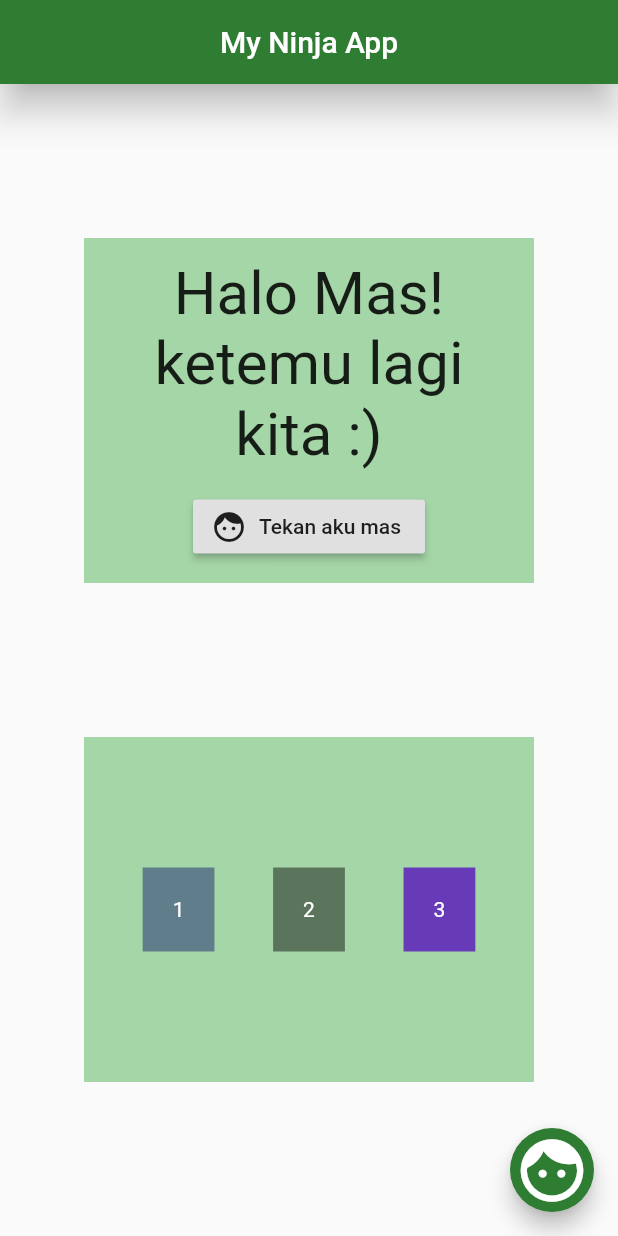
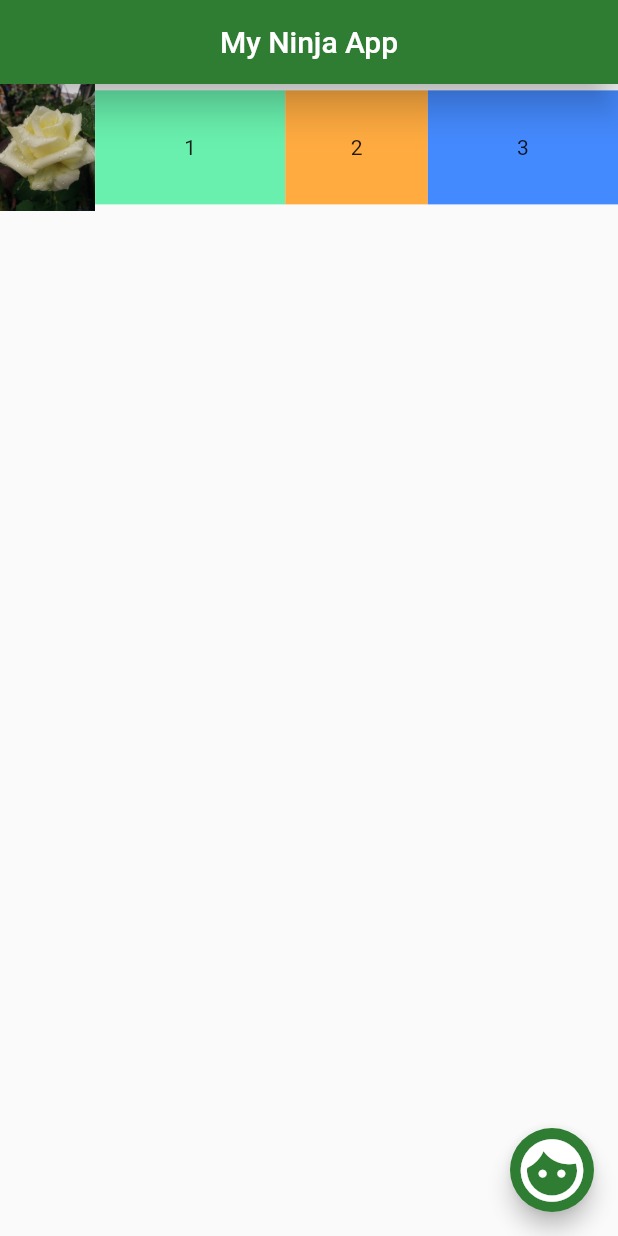
Before and after one commit to bintangDiyantoro/ninjaflutter, a Flutter app: the screen it shows after launch, on a phone screen of 412 x 824 dp. Run offline on Flutter 3.47's test engine with Material 2 defaults, Android fonts, the phone set to English and light mode, and no system bars.

Commit message:
Expanded widget & flex property

```diff
--- a/lib/main.dart
+++ b/lib/main.dart
@@ -13,73 +13,47 @@ class MyApp extends StatelessWidget {
           centerTitle: true,
           elevation: 10,
         ),
-        body: Center(
-            child: Column(
-          crossAxisAlignment: CrossAxisAlignment.center,
-          mainAxisAlignment: MainAxisAlignment.spaceEvenly,
+        body: Row(
           children: <Widget>[
-            Container(
-              color: Colors.green[200],
-              child: Column(
-                crossAxisAlignment: CrossAxisAlignment.center,
-                mainAxisAlignment: MainAxisAlignment.spaceEvenly,
-                children: <Widget>[
-                  Text(
-                    "Halo Mas! \nketemu lagi kita :)",
+            Expanded(
+              child: Image.asset('assets/P_20170319_135612.jpg'),
+              flex: 2,
+            ),
+            Expanded(
+              flex: 4,
+              child: Container(
+                child: Text(
+                  '1',
                   textAlign: TextAlign.center,
-                    style: TextStyle(
-                      fontSize: 40,
+                ),
+                padding: EdgeInsets.all(30),
+                color: Colors.greenAccent,
               ),
             ),
-                  RaisedButton.icon(
-                    onPressed: () {},
-                    label: Text("Tekan aku mas"),
-                    icon: Icon(Icons.face),
-                  )
-                ],
+            Expanded(
+              flex: 3,
+              child: Container(
+                child: Text(
+                  '2',
+                  textAlign: TextAlign.center,
                 ),
-              // padding: EdgeInsets.all(20),
-              height: 230,
-              width: 300,
+                padding: EdgeInsets.all(30),
+                color: Colors.orangeAccent,
               ),
-            Container(
-              color: Colors.green[200],
-              child: Row(
-                crossAxisAlignment: CrossAxisAlignment.center,
-                mainAxisAlignment: MainAxisAlignment.spaceEvenly,
-                children: <Widget>[
-                  Container(
+            ),
+            Expanded(
+              flex: 4,
+              child: Container(
                 child: Text(
-                      "1",
-                      style: TextStyle(color: Colors.white),
+                  '3',
+                  textAlign: TextAlign.center,
                 ),
-                    padding: EdgeInsets.all(20),
-                    color: Colors.blueGrey,
+                padding: EdgeInsets.all(30),
+                color: Colors.blueAccent,
               ),
-                  Container(
-                    child: Text(
-                      "2",
-                      style: TextStyle(color: Colors.white),
-                    ),
-                    padding: EdgeInsets.all(20),
-                    color: Colors.black45,
-                  ),
-                  Container(
-                    child: Text(
-                      "3",
-                      style: TextStyle(color: Colors.white),
-                    ),
-                    padding: EdgeInsets.all(20),
-                    color: Colors.deepPurple,
             ),
           ],
         ),
-              // padding: EdgeInsets.all(20),
-              height: 230,
-              width: 300,
-            ),
-          ],
-        )),
         floatingActionButton: FloatingActionButton(
           backgroundColor: Colors.green[800],
           onPressed: () {},
```
Lines whose indentation alone changed are shown as unchanged.
